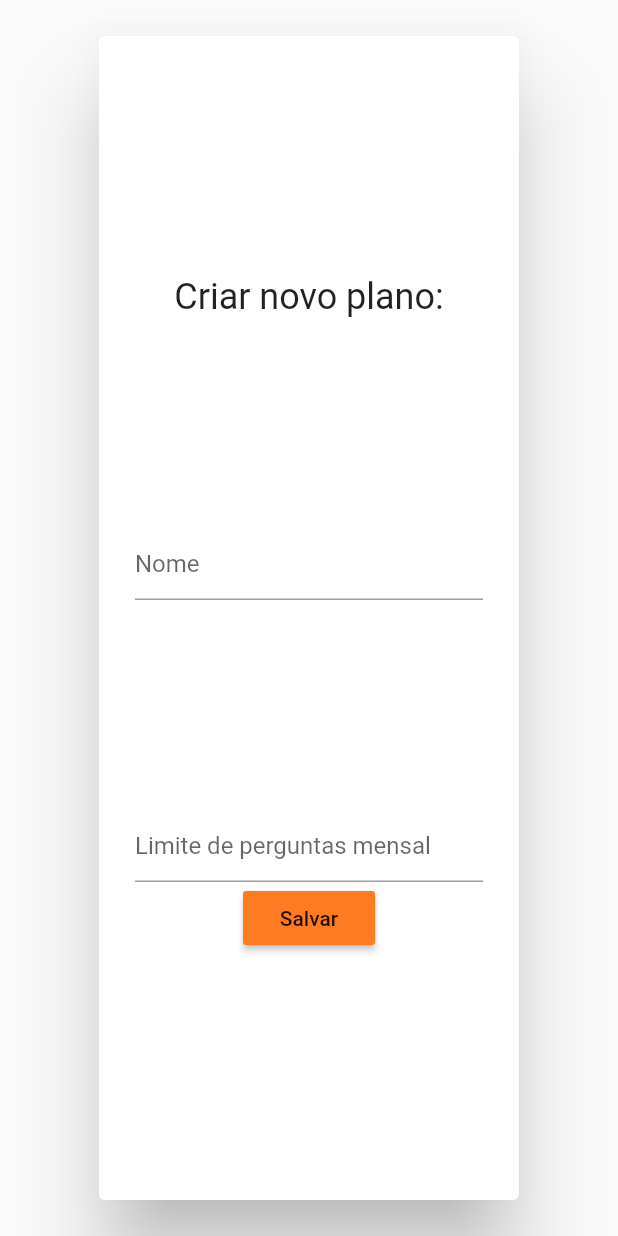
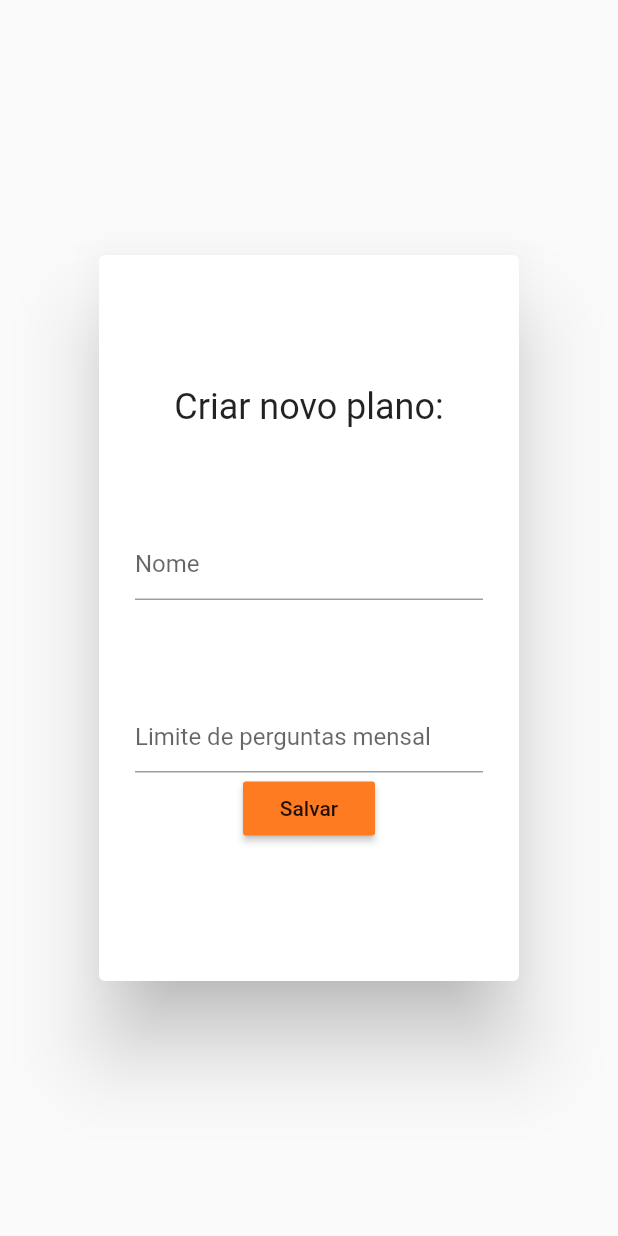
Before and after one commit to vinitava07/ti-2, a Flutter app: the CreatePlanPopup widget shown alone on an empty page, opened directly with empty values, on a phone screen of 412 x 824 dp. Run offline on Flutter 3.47's test engine with Material 2 defaults, Android fonts, the phone set to English and light mode, and no system bars; network calls fail.

Commit message:
Setting height for container

```diff
--- a/gpt_admin_panel/lib/ui/components/organisms/create_plan_popup.dart
+++ b/gpt_admin_panel/lib/ui/components/organisms/create_plan_popup.dart
@@ -11,7 +11,9 @@ class CreatePlanPopup extends StatelessWidget {
     final nameController = TextEditingController();
     final limitContoller = TextEditingController();
     return AlertDialog(
-      content: Column(
+      content: SizedBox(
+        height: 440,
+        child: Column(
           mainAxisAlignment: MainAxisAlignment.center,
           children: [
             const Spacer(),
@@ -44,6 +46,7 @@ class CreatePlanPopup extends StatelessWidget {
             const Spacer(),
           ],
         ),
+      ),
     );
   }
 }
--- a/gpt_admin_panel/lib/ui/components/organisms/edit_plan_popup.dart
+++ b/gpt_admin_panel/lib/ui/components/organisms/edit_plan_popup.dart
@@ -12,7 +12,9 @@ class EditPlanPopup extends StatelessWidget {
   Widget build(BuildContext context) {
     final textController = TextEditingController();
     return AlertDialog(
-      content: Column(
+      content: SizedBox(
+        height: 440,
+        child: Column(
           mainAxisAlignment: MainAxisAlignment.center,
           children: [
             const Spacer(),
@@ -39,6 +41,7 @@ class EditPlanPopup extends StatelessWidget {
             const Spacer(),
           ],
         ),
+      ),
     );
   }
 }
```
Lines whose indentation alone changed are shown as unchanged.
